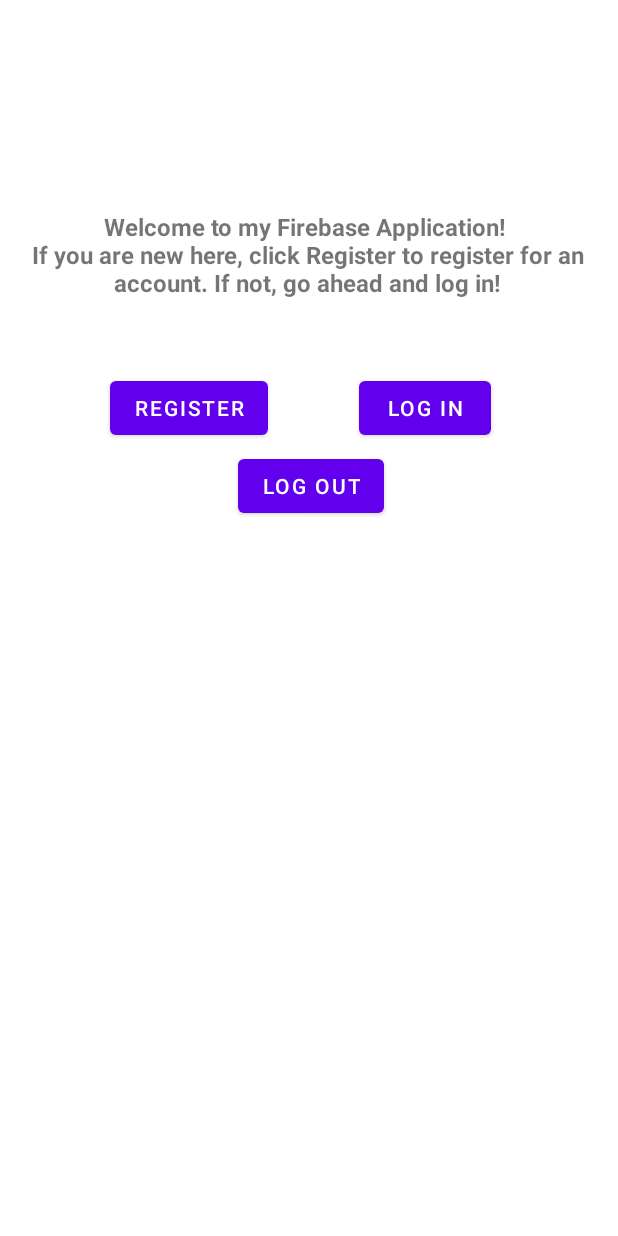
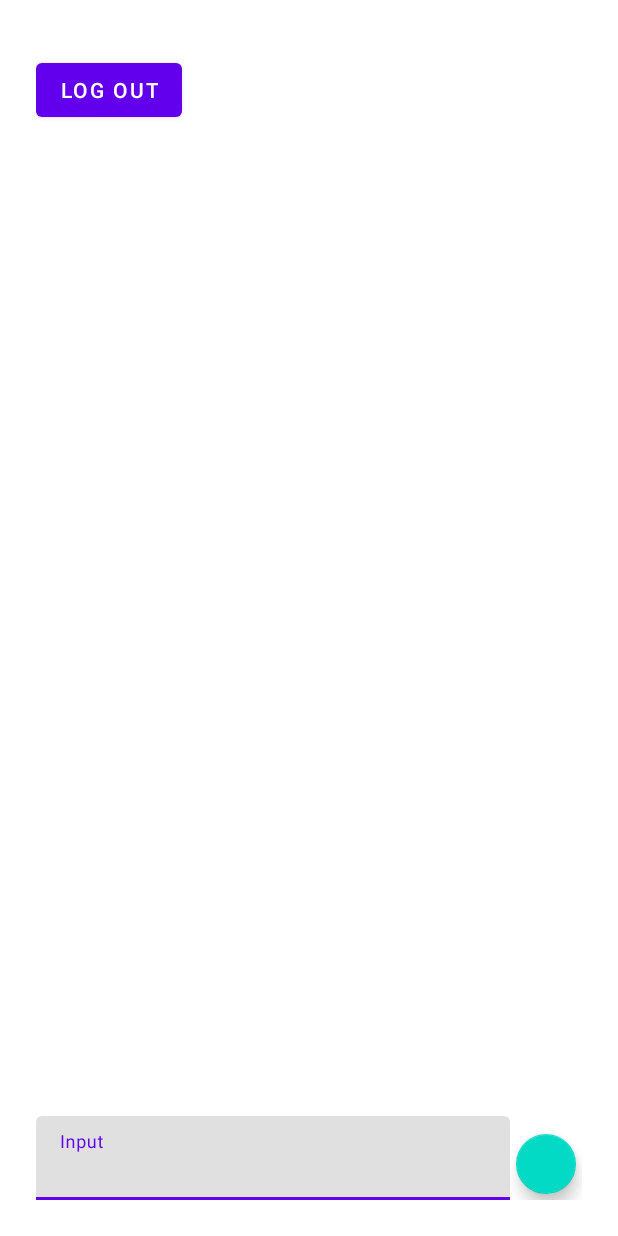
Before and after one commit to evangrau/FirebaseEKG, an Android app: the layout activity_main.xml on its own in the app's theme, with its tools: preview values and no code run, on a phone screen of 412 x 824 dp. Run offline under Robolectric (Android 15) with nearby library versions, the phone set to English and light mode, and no system bars.

Commit message:
MainActivity done, need work on messageUser implementation

```diff
--- a/app/build.gradle
+++ b/app/build.gradle
@@ -41,5 +41,6 @@ dependencies {
     implementation 'com.google.firebase:firebase-analytics'
     implementation 'com.google.firebase:firebase-auth'
     implementation 'com.google.firebase:firebase-firestore'
+    implementation 'com.firebaseui:firebase-ui-database:8.0.1'
 
 }
--- a/app/src/main/java/com/example/firebaseekg/ChatMessage.java
+++ b/app/src/main/java/com/example/firebaseekg/ChatMessage.java
@@ -8,11 +8,12 @@ public class ChatMessage {
     private long messageTime;
 
     public ChatMessage(String messageText, String messageUser) {
-        this.messageText = messageText;
-        this.messageUser = messageUser;
+        setMessageText(messageText);
+        setMessageUser(messageUser);
 
         // Initialize to current time
         messageTime = new Date().getTime();
+        setMessageTime(messageTime);
     }
 
     public ChatMessage(){
--- a/app/src/main/res/layout/activity_main.xml
+++ b/app/src/main/res/layout/activity_main.xml
@@ -1,11 +1,19 @@
 <?xml version="1.0" encoding="utf-8"?>
-<androidx.constraintlayout.widget.ConstraintLayout xmlns:android="http://schemas.android.com/apk/res/android"
+<RelativeLayout
+    xmlns:android="http://schemas.android.com/apk/res/android"
     xmlns:app="http://schemas.android.com/apk/res-auto"
     xmlns:tools="http://schemas.android.com/tools"
-    android:id="@+id/relativeLayout"
+    android:layout_width="match_parent"
+    android:layout_height="match_parent"
+    tools:context=".MainActivity"
+    android:orientation="vertical">
+
+    <androidx.constraintlayout.widget.ConstraintLayout
+        android:id="@+id/noUserPanel"
         android:layout_width="fill_parent"
         android:layout_height="fill_parent"
         android:gravity="center"
+        android:visibility="invisible"
         tools:context=".MainActivity">
 
         <Button
@@ -32,18 +40,6 @@
             app:layout_constraintStart_toStartOf="parent"
             app:layout_constraintTop_toBottomOf="@+id/welcomeText" />
 
-    <Button
-        android:id="@+id/btn_logout"
-        android:layout_width="wrap_content"
-        android:layout_height="wrap_content"
-        android:layout_marginTop="84dp"
-        android:layout_marginEnd="156dp"
-        android:text="@string/log_out"
-        app:layout_constraintEnd_toEndOf="parent"
-        app:layout_constraintLeft_toLeftOf="parent"
-        app:layout_constraintRight_toRightOf="parent"
-        app:layout_constraintTop_toBottomOf="@+id/welcomeText" />
-
         <TextView
             android:id="@+id/welcomeText"
             android:layout_width="386dp"
@@ -60,3 +56,64 @@
             app:layout_constraintTop_toTopOf="parent" />
 
     </androidx.constraintlayout.widget.ConstraintLayout>
+
+    <RelativeLayout
+        android:id="@+id/chatMessage"
+        android:layout_width="match_parent"
+        android:layout_height="match_parent"
+        android:paddingLeft="24dp"
+        android:paddingTop="24dp"
+        android:paddingRight="24dp"
+        android:paddingBottom="24dp"
+        tools:context=".MainActivity">
+
+        <Button
+            android:id="@+id/btn_logout"
+            android:layout_width="wrap_content"
+            android:layout_height="wrap_content"
+            android:layout_marginTop="12dp"
+            android:layout_marginEnd="12dp"
+            android:text="@string/log_out" />
+
+        <com.google.android.material.floatingactionbutton.FloatingActionButton
+            android:id="@+id/fab"
+            android:layout_width="wrap_content"
+            android:layout_height="wrap_content"
+            android:layout_alignParentEnd="true"
+            android:layout_alignParentBottom="true"
+            android:clickable="true"
+            android:tint="@android:color/white"
+            app:fabSize="mini"
+            tools:ignore="SpeakableTextPresentCheck" />
+
+        <com.google.android.material.textfield.TextInputLayout
+            android:layout_width="match_parent"
+            android:layout_height="wrap_content"
+            android:layout_alignParentStart="true"
+            android:layout_alignParentBottom="true"
+            android:layout_toLeftOf="@id/fab">
+
+            <EditText
+                android:id="@+id/input"
+                android:layout_width="match_parent"
+                android:layout_height="wrap_content"
+                android:hint="Input"
+                tools:ignore="SpeakableTextPresentCheck" />
+        </com.google.android.material.textfield.TextInputLayout>
+
+        <ListView
+            android:id="@+id/list_of_messages"
+            android:layout_width="387dp"
+            android:layout_height="542dp"
+            android:layout_above="@id/fab"
+            android:layout_alignParentStart="true"
+            android:layout_alignParentTop="true"
+            android:layout_marginStart="0dp"
+            android:layout_marginTop="68dp"
+            android:layout_marginBottom="26dp"
+            android:divider="@android:color/transparent"
+            android:dividerHeight="16dp" />
+
+    </RelativeLayout>
+
+</RelativeLayout>
```
Also changed, not shown: app/src/main/java/com/example/firebaseekg/MainActivity.java (+107 -14 lines), app/src/main/res/layout/message.xml (added, +32 -0 lines). Lines whose indentation alone changed are shown as unchanged.
